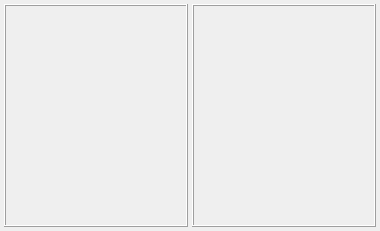
This is data/zrmmethodeditor.ui in dostapazov/powermon as Qt 5 draws it before an edit. The edited form follows.
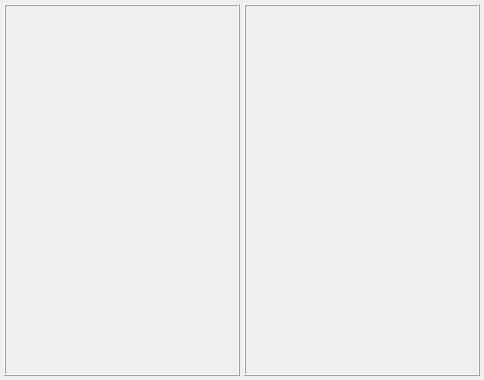
This is the edited form. The open tabs and pages were chosen to show the change. Icons and pictures are not drawn. Custom widgets are drawn as their Qt base class.

```diff
--- a/data/zrmmethodeditor.ui
+++ b/data/zrmmethodeditor.ui
@@ -6,8 +6,8 @@
    <rect>
     <x>0</x>
     <y>0</y>
-    <width>380</width>
-    <height>231</height>
+    <width>484</width>
+    <height>380</height>
    </rect>
   </property>
   <property name="sizePolicy">
```
Left out of the diff: 2 changed lines with no effect on the pictures.
